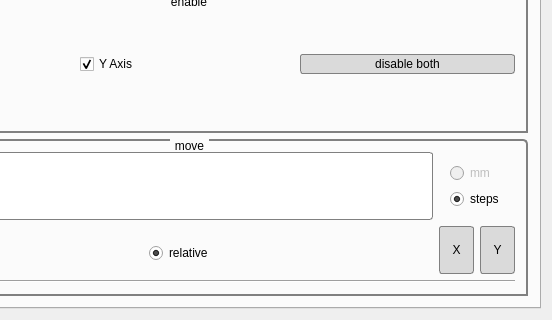
The window that mainwindow.ui (Maaajaaa/RepRapPlotterController) describes before a commit, drawn with Qt 5; both pictures show x 178 to 730 and y 198 to 518 of the 730 by 518 pixel window.
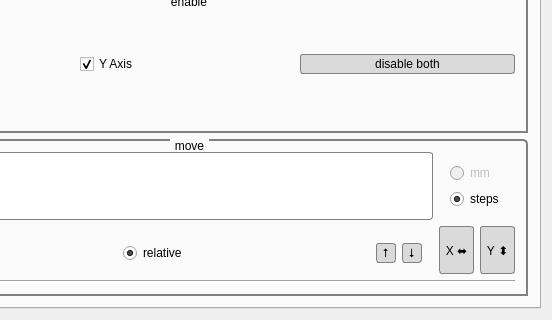
The same window after the commit. The open tabs and pages were chosen to show the change. Icons and pictures are not drawn.

What changed in the file:
```diff
--- a/mainwindow.ui
+++ b/mainwindow.ui
@@ -470,6 +470,47 @@
                 </property>
                </widget>
               </item>
+              <item row="1" column="2">
+               <widget class="QPushButton" name="up_pushButton">
+                <property name="sizePolicy">
+                 <sizepolicy hsizetype="Fixed" vsizetype="Minimum">
+                  <horstretch>0</horstretch>
+                  <verstretch>0</verstretch>
+                 </sizepolicy>
+                </property>
+                <property name="minimumSize">
+                 <size>
+                  <width>20</width>
+                  <height>0</height>
+                 </size>
+                </property>
+                <property name="text">
+                 <string>⭡</string>
+                </property>
+                <property name="flat">
+                 <bool>false</bool>
+                </property>
+               </widget>
+              </item>
+              <item row="1" column="3">
+               <widget class="QPushButton" name="down_pushButton">
+                <property name="sizePolicy">
+                 <sizepolicy hsizetype="Fixed" vsizetype="Minimum">
+                  <horstretch>0</horstretch>
+                  <verstretch>0</verstretch>
+                 </sizepolicy>
+                </property>
+                <property name="minimumSize">
+                 <size>
+                  <width>20</width>
+                  <height>0</height>
+                 </size>
+                </property>
+                <property name="text">
+                 <string>⭣</string>
+                </property>
+               </widget>
+              </item>
              </layout>
             </widget>
            </item>
@@ -493,19 +534,6 @@
              </property>
             </widget>
            </item>
-           <item row="3" column="2">
-            <widget class="QPushButton" name="moveX_pushButton">
-             <property name="sizePolicy">
-              <sizepolicy hsizetype="Minimum" vsizetype="Minimum">
-               <horstretch>0</horstretch>
-               <verstretch>0</verstretch>
-              </sizepolicy>
-             </property>
-             <property name="text">
-              <string>X</string>
-             </property>
-            </widget>
-           </item>
            <item row="3" column="3">
             <widget class="QPushButton" name="moveY_pushButton">
              <property name="sizePolicy">
@@ -515,7 +543,7 @@
               </sizepolicy>
              </property>
              <property name="text">
-              <string>Y</string>
+              <string>Y ⬍</string>
              </property>
             </widget>
            </item>
@@ -551,6 +579,19 @@
              </layout>
             </widget>
            </item>
+           <item row="3" column="2">
+            <widget class="QPushButton" name="moveX_pushButton">
+             <property name="sizePolicy">
+              <sizepolicy hsizetype="Minimum" vsizetype="Minimum">
+               <horstretch>0</horstretch>
+               <verstretch>0</verstretch>
+              </sizepolicy>
+             </property>
+             <property name="text">
+              <string>X ⬌</string>
+             </property>
+            </widget>
+           </item>
           </layout>
          </widget>
         </item>
```
Left out of the diff: 146 changed lines with no effect on the pictures.
